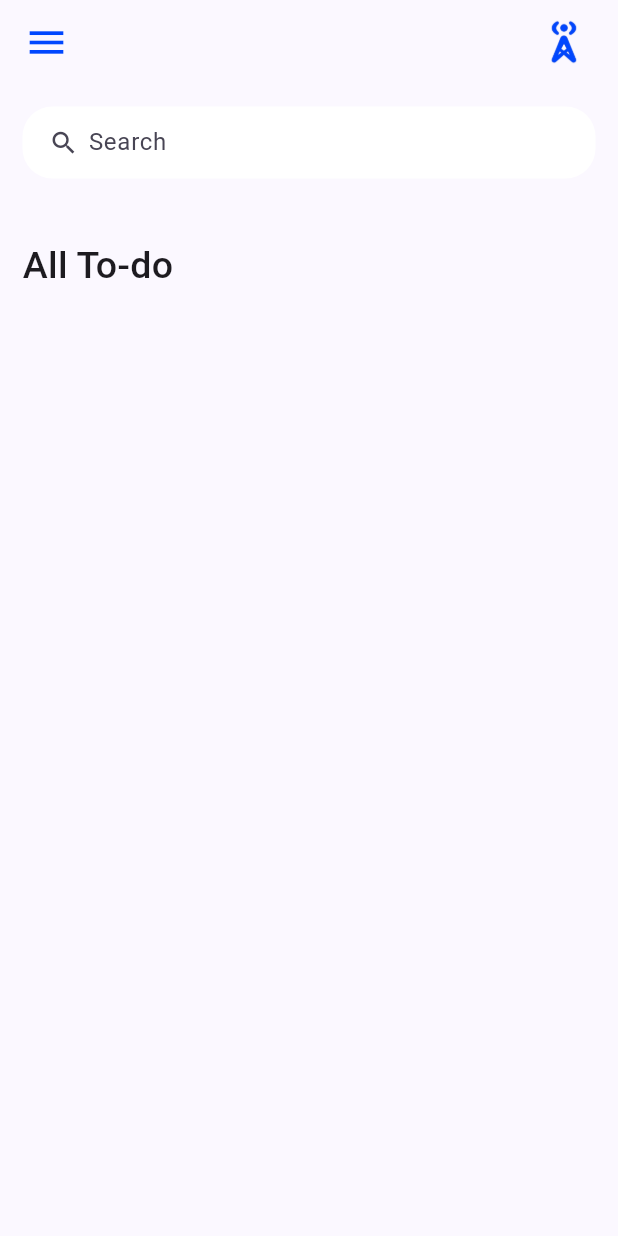
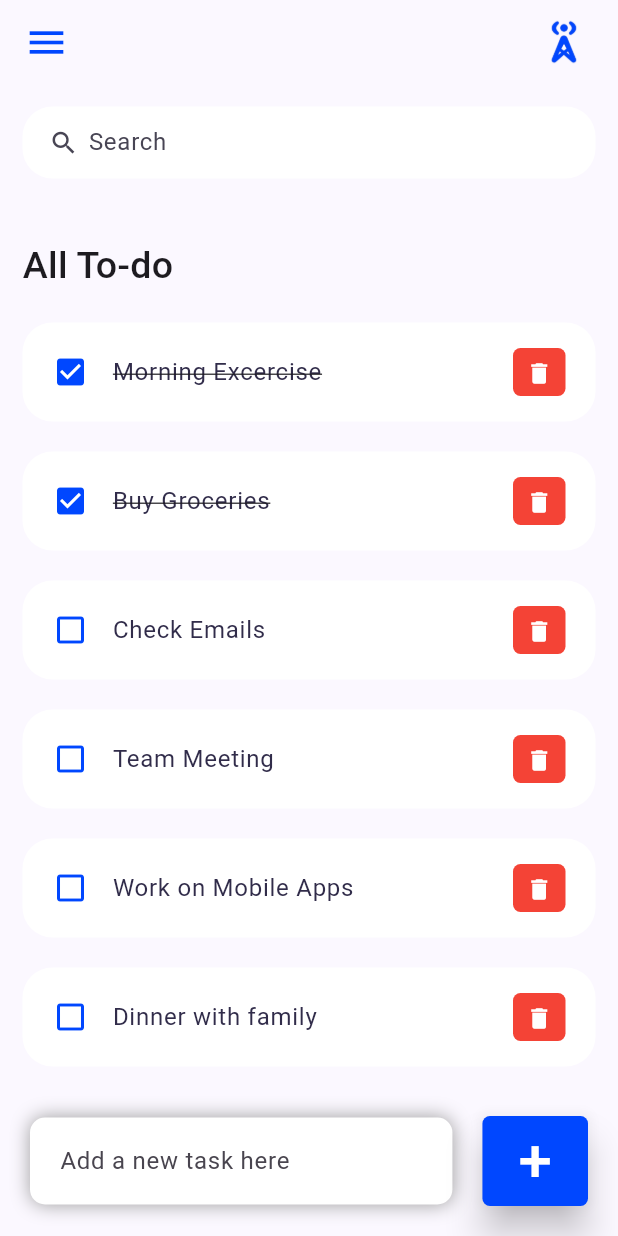
Before and after one commit to kop-san/Flutter-To-do-App, a Flutter app: the screen it shows after launch, on a phone screen of 412 x 824 dp. Run offline on Flutter 3.47's test engine with Material 3 defaults, Android fonts, the phone set to English and light mode, and no system bars.

Commit message:
updated interfaces

```diff
--- a/lib/main.dart
+++ b/lib/main.dart
@@ -12,7 +12,7 @@ class MyApp extends StatelessWidget {
   @override
   Widget build(BuildContext context) {
     SystemChrome.setSystemUIOverlayStyle(const SystemUiOverlayStyle(statusBarColor: Colors.transparent));
-    return const MaterialApp(
+    return MaterialApp(
       debugShowCheckedModeBanner: false,
       title: 'ToDo App',
       home: Home(),
--- /dev/null
+++ b/lib/model/todo.dart
@@ -0,0 +1,18 @@
+class Todo {
+  String? id;
+  String? todoText;
+  bool isDone;
+
+  Todo({required this.id, required this.todoText, this.isDone = false});
+
+  static List<Todo> todoList(){
+    return[
+      Todo(id: '01', todoText: 'Morning Excercise', isDone: true),
+      Todo(id: '02', todoText: 'Buy Groceries', isDone: true),
+      Todo(id: '03', todoText: 'Check Emails',),
+      Todo(id: '04', todoText: 'Team Meeting',),
+      Todo(id: '05', todoText: 'Work on Mobile Apps',),
+      Todo(id: '06', todoText: 'Dinner with family',),
+    ];
+  }
+}
--- a/lib/screeen/home.dart
+++ b/lib/screeen/home.dart
@@ -1,15 +1,28 @@
 import 'package:flutter/material.dart';
-import 'package:todo_app/constrants/colors.dart';
 
-class Home extends StatelessWidget {
+import '../model/todo.dart';
+import '../constrants/colors.dart';
+import '../widgets/todo_item.dart';
+
+class Home extends StatefulWidget {
   const Home({super.key});
+
+  @override
+  State<Home> createState() => _HomeState();
+}
+
+class _HomeState extends State<Home> {
+  final todosList = Todo.todoList();
+  final _todoController = TextEditingController();
 
   @override
   Widget build(BuildContext context) {
     return Scaffold(
       backgroundColor: tdBGColor,
       appBar: _buildApp(),
-      body: Container(
+      body: Stack(
+        children: [
+          Container(
             padding: const EdgeInsets.symmetric(horizontal: 15, vertical: 15),
             child: Column(
               children: [
@@ -19,15 +32,96 @@ class Home extends StatelessWidget {
                     children: [
                       Container(
                           margin: const EdgeInsets.only(top: 40, bottom: 20),
-                    child: const Text('All To-do', style: TextStyle(fontSize: 25, fontWeight: FontWeight.w500),)
+                          child: const Text(
+                            'All To-do',
+                            style: TextStyle(
+                                fontSize: 25, fontWeight: FontWeight.w500),
+                          )),
+                      for (Todo todo in todosList)
+                        TodoItem(
+                          todo: todo,
+                          onToDoChanged: _handleToDoChange,
+                          onDeleteItem: _deleteToDoItem,
+                        ),
+                    ],
+                  ),
+                )
+              ],
+            ),
+          ),
+          Align(
+            alignment: Alignment.bottomCenter,
+            child: Row(
+              children: [
+                Expanded(
+                  child: Container(
+                    margin: EdgeInsets.only(bottom: 20, right: 20, left: 20),
+                    padding: EdgeInsets.symmetric(horizontal: 20, vertical: 5),
+                    decoration: BoxDecoration(
+                      color: Colors.white,
+                      boxShadow: const [
+                        BoxShadow(
+                          color: Colors.grey,
+                          offset: Offset(0.0, 0.0),
+                          blurRadius: 10.0,
+                          spreadRadius: 0.0,
+                        ),
+                      ],
+                      borderRadius: BorderRadius.circular(10),
+                    ),
+                    child: TextField(
+                      decoration: InputDecoration(
+                          hintText: 'Add a new task here',
+                          border: InputBorder.none),
+                    ),
+                  ),
+                ),
+                Container(
+                  margin: EdgeInsets.only(bottom: 20, right: 20),
+                  child: ElevatedButton(
+                    child: Text(
+                      '+',
+                      style: TextStyle(fontSize: 40, color: Colors.white),
+                    ),
+                    onPressed: () {
+                      _addToDoItem(_todoController.text);
+                    },
+                    style: ElevatedButton.styleFrom(
+                      shape: RoundedRectangleBorder(
+                          borderRadius: BorderRadius.circular(5)),
+                      backgroundColor: tdBlue,
+                      minimumSize: Size(60, 60),
+                      elevation: 10,
+                    ),
+                  ),
                 )
               ],
             ),
           )
         ],
       ),
-      ),
     );
+  }
+
+  void _handleToDoChange(Todo todo) {
+    setState(() {
+      todo.isDone = !todo.isDone;
+    });
+  }
+
+  void _deleteToDoItem(String id) {
+    setState(() {
+      todosList.removeWhere((item) => item.id == id);
+    });
+  }
+
+  void _addToDoItem(String toDo) {
+    setState(() {
+      todosList.add(Todo(
+          id: DateTime.now().millisecondsSinceEpoch.toString(),
+          todoText: toDo));
+    });
+    _todoController.clear();
   }
 
   Widget searchBox() {
--- /dev/null
+++ b/lib/widgets/todo_item.dart
@@ -0,0 +1,55 @@
+import 'package:flutter/material.dart';
+import 'package:todo_app/model/todo.dart';
+import '../constrants/colors.dart';
+
+class TodoItem extends StatelessWidget {
+
+  final Todo todo;
+  final onToDoChanged;
+  final onDeleteItem;
+
+  const TodoItem({Key? key, required this.todo, required this.onToDoChanged, required this.onDeleteItem}) : super(key: key);
+
+  @override
+  Widget build(BuildContext context) {
+    return Container(
+      margin: EdgeInsets.only(bottom: 20),
+      child: ListTile(
+        onTap: () {
+          onToDoChanged(todo);
+        },
+        shape: RoundedRectangleBorder(borderRadius: BorderRadius.circular(20)),
+        contentPadding: EdgeInsets.symmetric(horizontal: 20, vertical: 5),
+        tileColor: Colors.white,
+        leading: Icon(
+          todo.isDone ? Icons.check_box: Icons.check_box_outline_blank,
+          color: tdBlue,
+        ),
+        title: Text(
+          todo.todoText!,
+          style: TextStyle(
+              fontSize: 16,
+              color: tdBlack,
+              decoration: todo.isDone? TextDecoration.lineThrough: null),
+        ),
+        trailing: Container(
+          padding: EdgeInsets.all(0),
+          margin: EdgeInsets.symmetric(vertical: 12),
+          height: 35,
+          width: 35,
+          decoration: BoxDecoration(
+            color: Colors.red,
+            borderRadius: BorderRadius.circular(5)
+          ),
+          child: IconButton(
+            color: Colors.white,
+            iconSize: 18,
+            icon: Icon(Icons.delete),
+            onPressed: () {
+              onDeleteItem(todo.id);
+            },
+          )       ),
+      ),
+    );
+  }
+}
```
Lines whose indentation alone changed are shown as unchanged.
